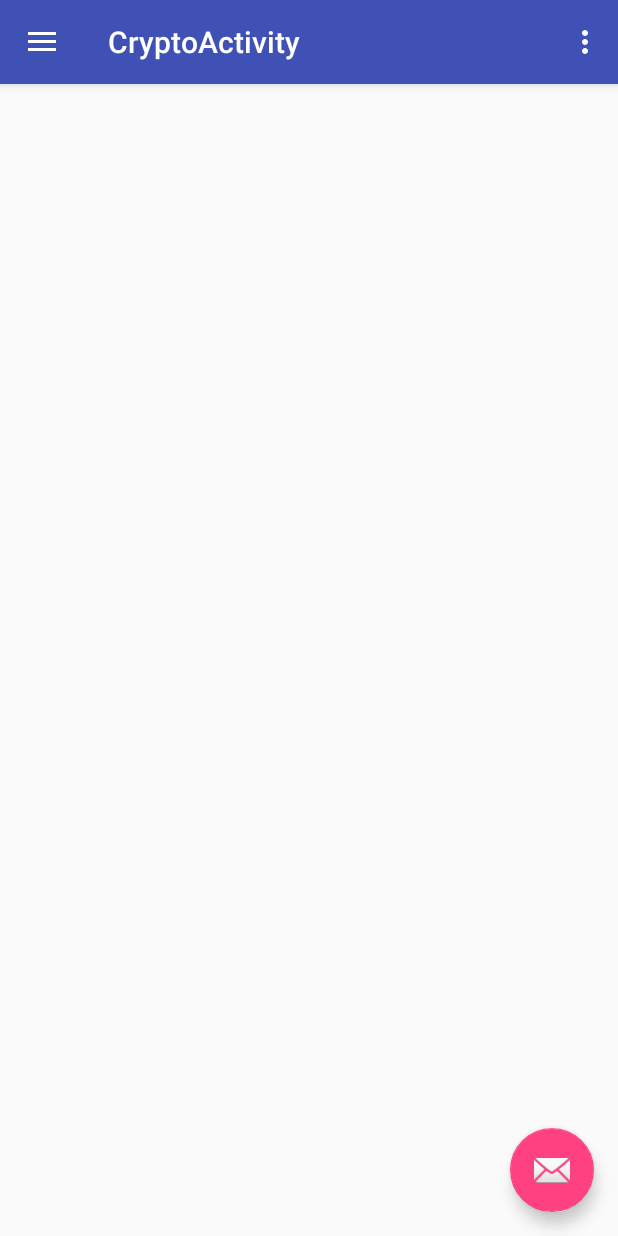
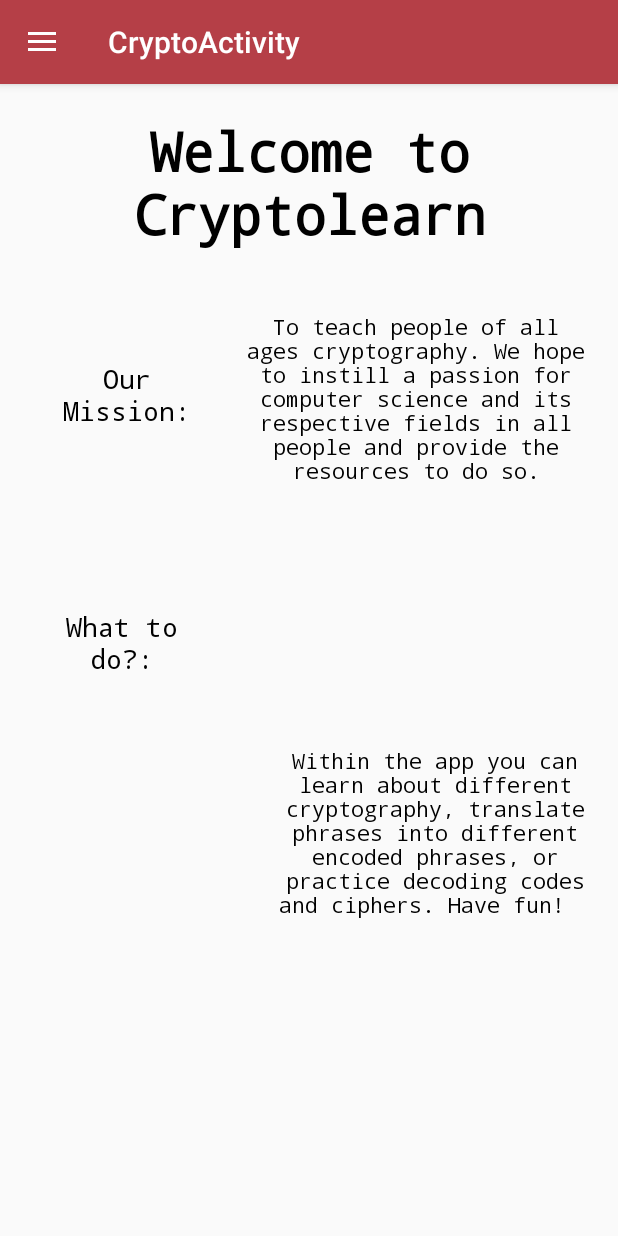
Before and after one commit to sagealo/Cryptolearn, an Android app: the screen it shows after launch (CryptoActivity), on a phone screen of 412 x 824 dp. Run offline under Robolectric (Android 15) with nearby library versions, the phone set to English and light mode, and no system bars.

Commit message:
Made the our mission page

```diff
--- a/app/src/main/java/com/per2/cryptolearn/CryptoActivity.java
+++ b/app/src/main/java/com/per2/cryptolearn/CryptoActivity.java
@@ -22,31 +22,24 @@ public class CryptoActivity extends AppCompatActivity
     protected void onCreate(Bundle savedInstanceState) {
         super.onCreate(savedInstanceState);
         setContentView(R.layout.activity_crypto);
-        Toolbar toolbar = findViewById(R.id.toolbar);
+        Toolbar toolbar = (Toolbar) findViewById(R.id.toolbar);
         setSupportActionBar(toolbar);
 
-        FloatingActionButton fab = findViewById(R.id.fab);
-        fab.setOnClickListener(new View.OnClickListener() {
-            @Override
-            public void onClick(View view) {
-                Snackbar.make(view, "Replace with your own action", Snackbar.LENGTH_LONG)
-                        .setAction("Action", null).show();
-            }
-        });
 
-        DrawerLayout drawer = findViewById(R.id.drawer_layout);
+
+        DrawerLayout drawer = (DrawerLayout) findViewById(R.id.drawer_layout);
         ActionBarDrawerToggle toggle = new ActionBarDrawerToggle(
                 this, drawer, toolbar, R.string.navigation_drawer_open, R.string.navigation_drawer_close);
         drawer.addDrawerListener(toggle);
         toggle.syncState();
 
-        NavigationView navigationView = findViewById(R.id.nav_view);
+        NavigationView navigationView = (NavigationView) findViewById(R.id.nav_view);
         navigationView.setNavigationItemSelectedListener(this);
     }
 
     @Override
     public void onBackPressed() {
-        DrawerLayout drawer = findViewById(R.id.drawer_layout);
+        DrawerLayout drawer = (DrawerLayout) findViewById(R.id.drawer_layout);
         if (drawer.isDrawerOpen(GravityCompat.START)) {
             drawer.closeDrawer(GravityCompat.START);
         } else {
@@ -99,7 +92,7 @@ public class CryptoActivity extends AppCompatActivity
                     .commit();
         }
 
-        DrawerLayout drawer = findViewById(R.id.drawer_layout);
+        DrawerLayout drawer = (DrawerLayout) findViewById(R.id.drawer_layout);
         drawer.closeDrawer(GravityCompat.START);
         return true;
     }
--- /dev/null
+++ b/app/src/main/res/drawable/ic_exposure_zero_black_24dp.xml
@@ -0,0 +1,9 @@
+<vector xmlns:android="http://schemas.android.com/apk/res/android"
+        android:width="24dp"
+        android:height="24dp"
+        android:viewportWidth="24.0"
+        android:viewportHeight="24.0">
+    <path
+        android:fillColor="#FF000000"
+        android:pathData="M16.14,12.5c0,1 -0.1,1.85 -0.3,2.55 -0.2,0.7 -0.48,1.27 -0.83,1.7 -0.36,0.44 -0.79,0.75 -1.3,0.95 -0.51,0.2 -1.07,0.3 -1.7,0.3 -0.62,0 -1.18,-0.1 -1.69,-0.3 -0.51,-0.2 -0.95,-0.51 -1.31,-0.95 -0.36,-0.44 -0.65,-1.01 -0.85,-1.7 -0.2,-0.7 -0.3,-1.55 -0.3,-2.55v-2.04c0,-1 0.1,-1.85 0.3,-2.55 0.2,-0.7 0.48,-1.26 0.84,-1.69 0.36,-0.43 0.8,-0.74 1.31,-0.93C10.81,5.1 11.38,5 12,5c0.63,0 1.19,0.1 1.7,0.29 0.51,0.19 0.95,0.5 1.31,0.93 0.36,0.43 0.64,0.99 0.84,1.69 0.2,0.7 0.3,1.54 0.3,2.55v2.04zM14.03,10.14c0,-0.64 -0.05,-1.18 -0.13,-1.62 -0.09,-0.44 -0.22,-0.79 -0.4,-1.06 -0.17,-0.27 -0.39,-0.46 -0.64,-0.58 -0.25,-0.13 -0.54,-0.19 -0.86,-0.19 -0.32,0 -0.61,0.06 -0.86,0.18s-0.47,0.31 -0.64,0.58c-0.17,0.27 -0.31,0.62 -0.4,1.06s-0.13,0.98 -0.13,1.62v2.67c0,0.64 0.05,1.18 0.14,1.62 0.09,0.45 0.23,0.81 0.4,1.09s0.39,0.48 0.64,0.61 0.54,0.19 0.87,0.19c0.33,0 0.62,-0.06 0.87,-0.19s0.46,-0.33 0.63,-0.61c0.17,-0.28 0.3,-0.64 0.39,-1.09 0.09,-0.45 0.13,-0.99 0.13,-1.62v-2.66z"/>
+</vector>
--- /dev/null
+++ b/app/src/main/res/drawable/ic_filter_tilt_shift_black_24dp.xml
@@ -0,0 +1,9 @@
+<vector xmlns:android="http://schemas.android.com/apk/res/android"
+        android:width="24dp"
+        android:height="24dp"
+        android:viewportWidth="24.0"
+        android:viewportHeight="24.0">
+    <path
+        android:fillColor="#FF000000"
+        android:pathData="M11,4.07L11,2.05c-2.01,0.2 -3.84,1 -5.32,2.21L7.1,5.69c1.11,-0.86 2.44,-1.44 3.9,-1.62zM18.32,4.26C16.84,3.05 15.01,2.25 13,2.05v2.02c1.46,0.18 2.79,0.76 3.9,1.62l1.42,-1.43zM19.93,11h2.02c-0.2,-2.01 -1,-3.84 -2.21,-5.32L18.31,7.1c0.86,1.11 1.44,2.44 1.62,3.9zM5.69,7.1L4.26,5.68C3.05,7.16 2.25,8.99 2.05,11h2.02c0.18,-1.46 0.76,-2.79 1.62,-3.9zM4.07,13L2.05,13c0.2,2.01 1,3.84 2.21,5.32l1.43,-1.43c-0.86,-1.1 -1.44,-2.43 -1.62,-3.89zM15,12c0,-1.66 -1.34,-3 -3,-3s-3,1.34 -3,3 1.34,3 3,3 3,-1.34 3,-3zM18.31,16.9l1.43,1.43c1.21,-1.48 2.01,-3.32 2.21,-5.32h-2.02c-0.18,1.45 -0.76,2.78 -1.62,3.89zM13,19.93v2.02c2.01,-0.2 3.84,-1 5.32,-2.21l-1.43,-1.43c-1.1,0.86 -2.43,1.44 -3.89,1.62zM5.68,19.74C7.16,20.95 9,21.75 11,21.95v-2.02c-1.46,-0.18 -2.79,-0.76 -3.9,-1.62l-1.42,1.43z"/>
+</vector>
--- a/app/src/main/res/layout/activity_main.xml
+++ b/app/src/main/res/layout/activity_main.xml
@@ -5,17 +5,4 @@
     android:layout_width="match_parent"
     android:layout_height="match_parent">
 
-    <android.support.v7.widget.Toolbar
-        android:id="@+id/toolbar"
-        android:layout_width="368dp"
-        android:layout_height="wrap_content"
-        android:layout_marginEnd="8dp"
-        android:layout_marginStart="8dp"
-        android:layout_marginTop="8dp"
-        android:background="?attr/colorPrimary"
-        android:minHeight="?attr/actionBarSize"
-        android:theme="?attr/actionBarTheme"
-        app:layout_constraintEnd_toEndOf="parent"
-        app:layout_constraintStart_toStartOf="parent"
-        app:layout_constraintTop_toTopOf="parent" />
 </android.support.constraint.ConstraintLayout>
--- a/app/src/main/res/layout/app_bar_crypto.xml
+++ b/app/src/main/res/layout/app_bar_crypto.xml
@@ -1,33 +1,111 @@
 <?xml version="1.0" encoding="utf-8"?>
-<android.support.design.widget.CoordinatorLayout xmlns:android="http://schemas.android.com/apk/res/android"
+<android.support.constraint.ConstraintLayout xmlns:android="http://schemas.android.com/apk/res/android"
     xmlns:app="http://schemas.android.com/apk/res-auto"
     xmlns:tools="http://schemas.android.com/tools"
+    android:id="@+id/background_appbar_background"
     android:layout_width="match_parent"
     android:layout_height="match_parent"
     tools:context=".CryptoActivity">
 
     <android.support.design.widget.AppBarLayout
-        android:layout_width="match_parent"
+        android:id="@+id/appBarLayout"
+        android:layout_width="wrap_content"
         android:layout_height="wrap_content"
         android:theme="@style/AppTheme.AppBarOverlay">
 
         <android.support.v7.widget.Toolbar
             android:id="@+id/toolbar"
-            android:layout_width="match_parent"
-            android:layout_height="?attr/actionBarSize"
+            android:layout_width="503dp"
+            android:layout_height="wrap_content"
             android:background="?attr/colorPrimary"
             app:popupTheme="@style/AppTheme.PopupOverlay" />
 
     </android.support.design.widget.AppBarLayout>
 
-    <include layout="@layout/content_crypto" />
+    <TextView
+        android:id="@+id/textview_appbar_welcome"
+        android:layout_width="308dp"
+        android:layout_height="108dp"
+        android:layout_marginEnd="8dp"
+        android:layout_marginStart="8dp"
+        android:layout_marginTop="20dp"
+        android:fontFamily="monospace"
+        android:text="@string/welcome_to_cryptolearn"
+        android:textAlignment="center"
+        android:textAllCaps="false"
+        android:textColor="@android:color/black"
+        android:textSize="36sp"
+        android:textStyle="bold"
+        app:layout_constraintEnd_toEndOf="parent"
+        app:layout_constraintHorizontal_bias="0.504"
+        app:layout_constraintStart_toStartOf="parent"
+        app:layout_constraintTop_toBottomOf="@+id/appBarLayout" />
 
-    <android.support.design.widget.FloatingActionButton
-        android:id="@+id/fab"
-        android:layout_width="wrap_content"
-        android:layout_height="wrap_content"
-        android:layout_gravity="bottom|end"
-        android:layout_margin="@dimen/fab_margin"
-        app:srcCompat="@android:drawable/ic_dialog_email" />
+    <TextView
+        android:id="@+id/textview_appbar_ourmission"
+        android:layout_width="105dp"
+        android:layout_height="57dp"
+        android:layout_marginStart="32dp"
+        android:layout_marginTop="56dp"
+        android:fontFamily="monospace"
+        android:text="@string/our_mission"
+        android:textAlignment="center"
+        android:textColor="@android:color/black"
+        android:textSize="18sp"
+        app:layout_constraintStart_toStartOf="parent"
+        app:layout_constraintTop_toBottomOf="@+id/textview_appbar_welcome" />
 
-</android.support.design.widget.CoordinatorLayout>
+    <TextView
+        android:id="@+id/textview_appbar_ourmissiondesc"
+        android:layout_width="228dp"
+        android:layout_height="119dp"
+        android:layout_marginEnd="8dp"
+        android:layout_marginStart="8dp"
+        android:layout_marginTop="24dp"
+        android:fontFamily="monospace"
+        android:text="@string/our_mission_desc"
+        android:textAlignment="center"
+        android:textColor="@android:color/black"
+        app:layout_constraintEnd_toEndOf="parent"
+        app:layout_constraintHorizontal_bias="0.578"
+        app:layout_constraintStart_toEndOf="@+id/textview_appbar_ourmission"
+        app:layout_constraintTop_toBottomOf="@+id/textview_appbar_welcome" />
+
+    <TextView
+        android:id="@+id/textview_appbar_uses"
+        android:layout_width="99dp"
+        android:layout_height="60dp"
+        android:layout_marginBottom="8dp"
+        android:layout_marginStart="32dp"
+        android:layout_marginTop="108dp"
+        android:fontFamily="monospace"
+        android:text="What to do?:"
+        android:textAlignment="center"
+        android:textColor="@android:color/black"
+        android:textSize="18sp"
+        app:layout_constraintBottom_toBottomOf="parent"
+        app:layout_constraintStart_toStartOf="parent"
+        app:layout_constraintTop_toBottomOf="@+id/textview_appbar_ourmission"
+        app:layout_constraintVertical_bias="0.0" />
+
+    <TextView
+        android:id="@+id/textview_appbar_whattododesc"
+        android:layout_width="228dp"
+        android:layout_height="124dp"
+        android:layout_marginBottom="8dp"
+        android:layout_marginEnd="8dp"
+        android:layout_marginStart="8dp"
+        android:layout_marginTop="8dp"
+        android:fontFamily="monospace"
+        android:text="Within the app you can learn about different cryptography, translate phrases into different encoded phrases, or practice decoding codes and ciphers. Have fun!  "
+        android:textAlignment="center"
+        android:textColor="@android:color/black"
+        android:textSize="14sp"
+        app:layout_constraintBottom_toBottomOf="parent"
+        app:layout_constraintEnd_toEndOf="parent"
+        app:layout_constraintHorizontal_bias="1.0"
+        app:layout_constraintStart_toEndOf="@+id/textview_appbar_uses"
+        app:layout_constraintTop_toBottomOf="@+id/textview_appbar_ourmissiondesc"
+        app:layout_constraintVertical_bias="0.454" />
+
+</android.support.constraint.ConstraintLayout>
--- a/app/src/main/res/layout/fragment_caesar.xml
+++ b/app/src/main/res/layout/fragment_caesar.xml
@@ -13,7 +13,7 @@
         android:layout_marginEnd="8dp"
         android:layout_marginStart="8dp"
         android:layout_marginTop="100dp"
-        android:text="Learn"
+        android:text="@string/learn"
         app:layout_constraintEnd_toEndOf="parent"
         app:layout_constraintStart_toStartOf="parent"
         app:layout_constraintTop_toTopOf="parent" />
@@ -25,7 +25,7 @@
         android:layout_marginEnd="8dp"
         android:layout_marginStart="8dp"
         android:layout_marginTop="88dp"
-        android:text="Translate to Caesar"
+        android:text="@string/translate_to_caesar"
         app:layout_constraintEnd_toEndOf="parent"
         app:layout_constraintStart_toStartOf="parent"
         app:layout_constraintTop_toBottomOf="@+id/button_caesar_learn" />
--- a/app/src/main/res/menu/activity_crypto_drawer.xml
+++ b/app/src/main/res/menu/activity_crypto_drawer.xml
@@ -6,11 +6,11 @@
     <group android:checkableBehavior="single">
         <item
             android:id="@+id/nav_caesar"
-            android:icon="@drawable/ic_menu_camera"
+            android:icon="@drawable/ic_filter_tilt_shift_black_24dp"
             android:title="Caesar Cypher" />
         <item
             android:id="@+id/nav_binary"
-            android:icon="@drawable/ic_menu_gallery"
+            android:icon="@drawable/ic_exposure_zero_black_24dp"
             android:title="Binary" />
 
     </group>
--- a/app/src/main/res/values/colors.xml
+++ b/app/src/main/res/values/colors.xml
@@ -1,6 +1,6 @@
 <?xml version="1.0" encoding="utf-8"?>
 <resources>
-    <color name="colorPrimary">#3F51B5</color>
-    <color name="colorPrimaryDark">#303F9F</color>
+    <color name="colorPrimary">#b53f47</color>
+    <color name="colorPrimaryDark">#ffffff</color>
     <color name="colorAccent">#FF4081</color>
 </resources>
--- a/app/src/main/res/values/strings.xml
+++ b/app/src/main/res/values/strings.xml
@@ -20,4 +20,9 @@
     <string name="inputcaesar">input</string>
     <string name="learn_cipher">Also known as the shift cipher, the Caesar cipher is one of the oldest and simplest ciphers. It was developed by Julius Caesar who used the code to protect classified messages from his enemies. How this code works is that each message is sent with a key number which will represent the shift in the alphabet for that message. For example, if the key number of a message was 3 the letter A would shift over 3 in the alphabet and become D. Once all the letters in the message are shifted by the key number, the message will appear.</string>
     <string name="learn_binary">Also known as Boolean Logic, Binary was first introduced by George Boole in the 1930s. The arrival of computers and technological advances came the need for a more sophisticated system of counting, this prompted the birth of the Binary Number System. The definition of binary code is any code that uses just two symbols to represent information. The two symbols we\'re using 1s and are 0s. Binary code is the way most computerized devices send, receive, and store information. How binary code works is that each letter and symbol is assigned a byte (8-bit binary code) you can turn those letters into a set of 1s and 0s using binary code.</string>
+    <string name="learn">Learn</string>
+    <string name="translate_to_caesar">Translate to Caesar</string>
+    <string name="welcome_to_cryptolearn">Welcome to Cryptolearn</string>
+    <string name="our_mission">Our Mission:</string>
+    <string name="our_mission_desc">To teach people of all ages cryptography. We hope to instill a passion for computer science and its respective fields in all people and provide the resources to do so.</string>
 </resources>
```
